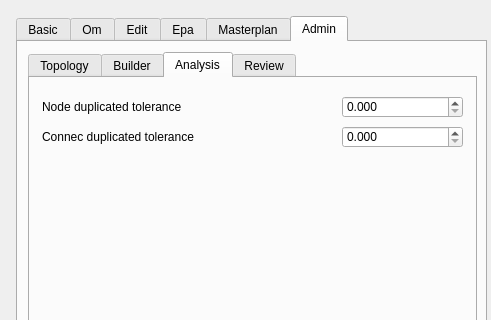
Giswater/giswater_qgis_plugin, file ui/config.ui: the form before one commit; both pictures show x 0 to 491 and y 0 to 320 of the 491 by 733 pixel window.
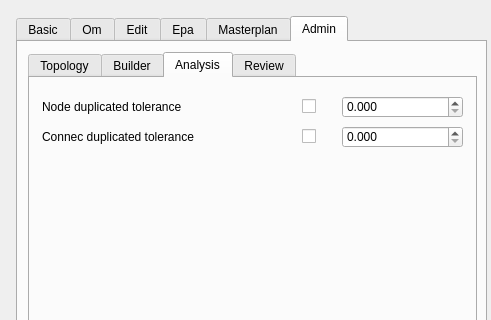
The form after the commit. The open tabs and pages were chosen to show the change.

Diff of the .ui file:
```diff
--- a/ui/config.ui
+++ b/ui/config.ui
@@ -4522,6 +4522,32 @@
         <double>0.010000000000000</double>
        </property>
       </widget>
+      <widget class="QCheckBox" name="node_duplicated_tolerance_control">
+       <property name="geometry">
+        <rect>
+         <x>272</x>
+         <y>18</y>
+         <width>20</width>
+         <height>21</height>
+        </rect>
+       </property>
+       <property name="text">
+        <string/>
+       </property>
+      </widget>
+      <widget class="QCheckBox" name="connec_duplicated_tolerance_control">
+       <property name="geometry">
+        <rect>
+         <x>272</x>
+         <y>48</y>
+         <width>20</width>
+         <height>21</height>
+        </rect>
+       </property>
+       <property name="text">
+        <string/>
+       </property>
+      </widget>
      </widget>
      <widget class="QWidget" name="tab_10">
       <attribute name="title">
```
Left out of the diff: 73 changed lines with no effect on the pictures.
